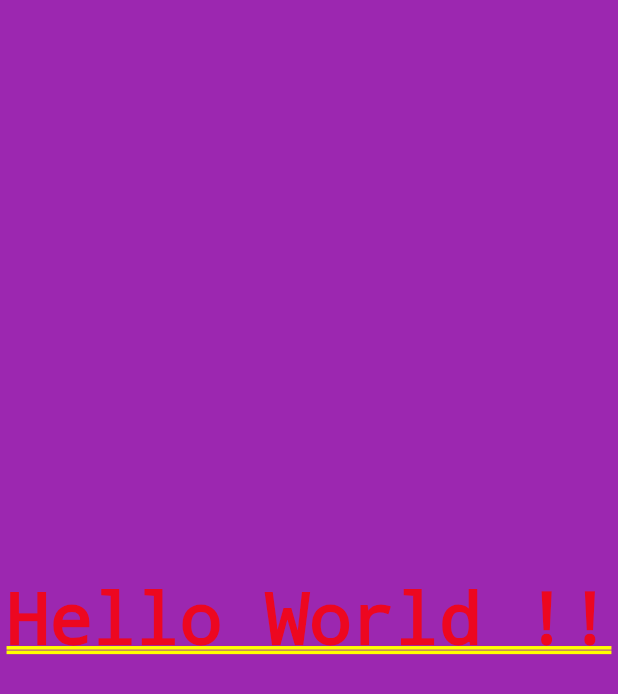
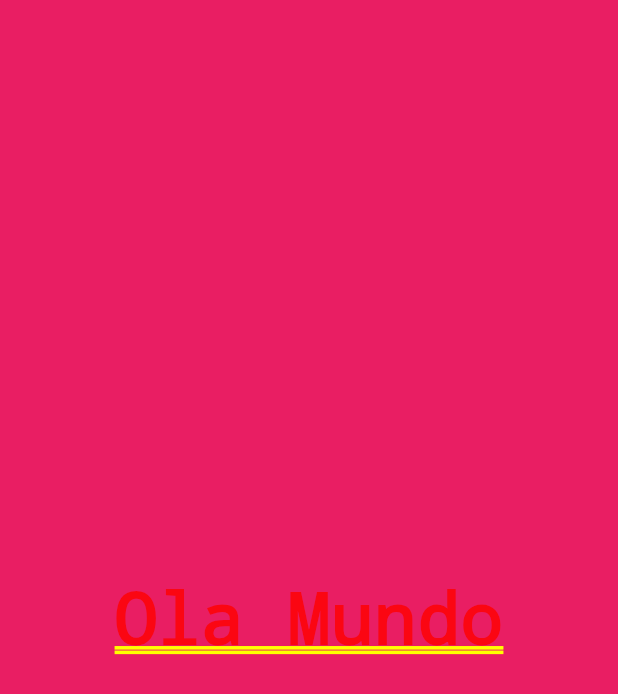
Before and after one commit to RicMerces/ContadorDePessoas, a Flutter app: the screen it shows after launch, on a phone screen of 412 x 824 dp. Shown: the top 694 px of the screen. Run offline on Flutter 3.47's test engine with Material 2 defaults, Android fonts, the phone set to English and light mode, and no system bars.

Commit message:
Parte 02

```diff
--- a/contadordepessoas/lib/main.dart
+++ b/contadordepessoas/lib/main.dart
@@ -1,23 +1,29 @@
 import 'package:flutter/material.dart';
 
 void main() {
-  runApp(MyApp());
+  runApp(const MyApp());
 }
 
-@override
 class MyApp extends StatelessWidget {
   const MyApp({Key? key}) : super(key: key);
 
+  @override
   Widget build(BuildContext context) {
-    return MaterialApp(
-      home: Container(
-        color: Colors.purple,
-        child: Center(
-          child: const Text(
-            'Hello World !!',
-          ),
-        ),
-      ),
+    return const MaterialApp(
+      home: HomePage(),
     );
   }
 }
+
+class HomePage extends StatelessWidget {
+  const HomePage({Key? key}) : super(key: key);
+
+  @override
+  Widget build(BuildContext context) {
+    return Container(
+      color: Colors.pink,
+      alignment: Alignment.center,
+      child: const Text('Ola Mundo'),
+    );
+  }
+}
```
